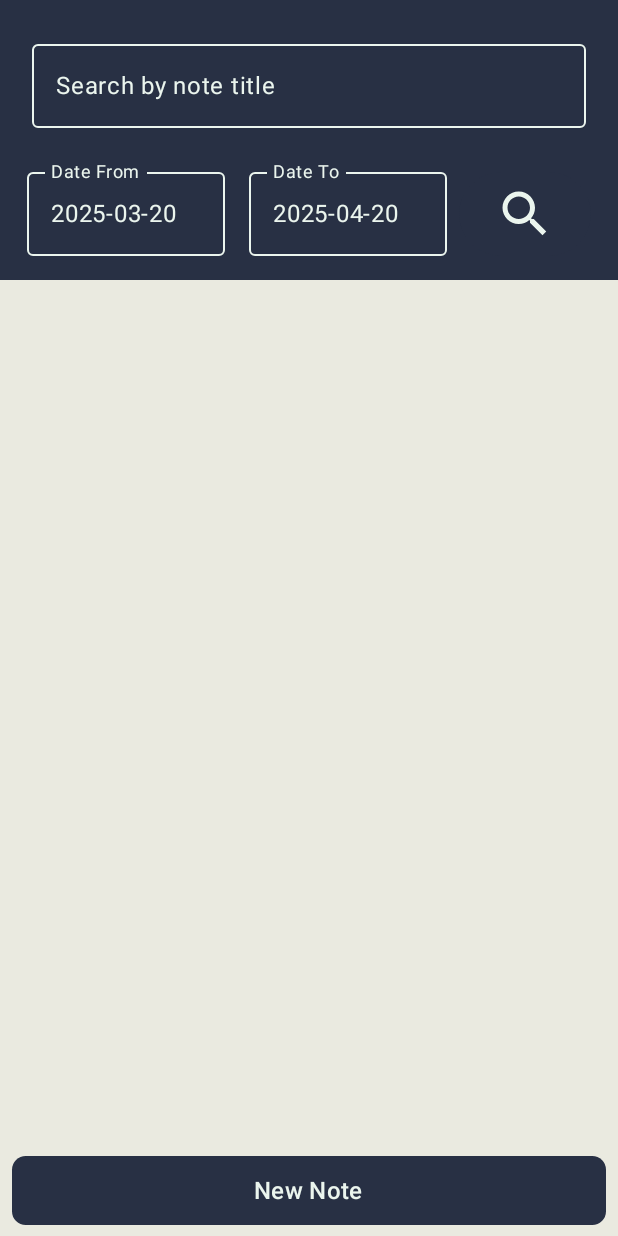
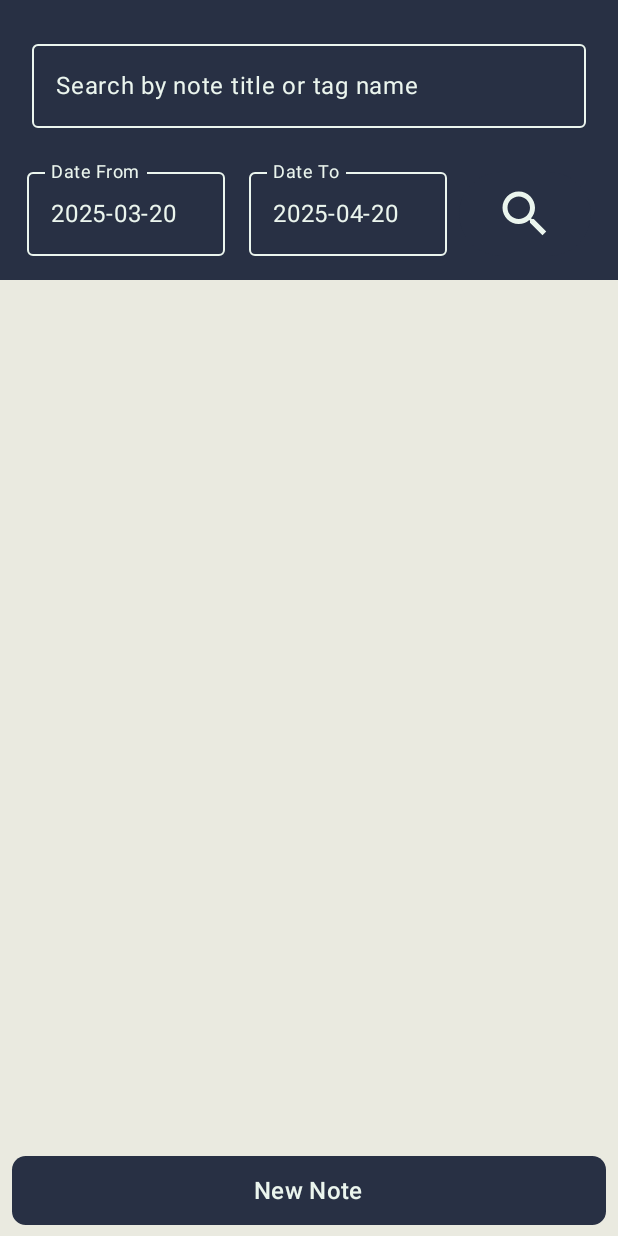
Before and after one commit to dhiman1987/MyNotesApp, an Android app built with Jetpack Compose: the screen it shows after launch (MainActivity), after a tap on "View your notes", on a phone screen of 412 x 824 dp. Run offline under Robolectric (Android 15) with nearby library versions, the phone set to English and light mode, and no system bars; our stand-ins replace Room's generated code; 4 statements that could not run were skipped.

Commit message:
Added Tag feature to notes

```diff
--- a/app/src/main/java/com/mynote/mynotes/db/NoteDao.kt
+++ b/app/src/main/java/com/mynote/mynotes/db/NoteDao.kt
@@ -31,22 +31,30 @@ interface NoteDao {
     @Query("SELECT * from notes WHERE UPPER(title) LIKE UPPER(:searchText) ORDER BY updatedOn DESC")
     fun getAllNotes(searchText: String): List<NoteEntity>
 
-    @Query("SELECT * from notes " +
-            "WHERE UPPER(title) LIKE UPPER(:searchText) " +
-            "AND UPDATEDON BETWEEN :fromDate AND :toDate " +
-            "ORDER BY updatedOn DESC")
+    @Query("""
+        SELECT Notes.id, Notes.title, Notes.content, Notes.updatedOn, Notes.strongEncryption
+        FROM Notes
+        LEFT JOIN NoteTagCrossRef ON Notes.id = NoteTagCrossRef.noteId
+        LEFT JOIN Tags ON NoteTagCrossRef.tagId = Tags.id
+        WHERE
+        (
+            UPPER(Notes.title) LIKE UPPER(:searchText)
+            OR UPPER(Tags.name) LIKE UPPER(:searchText)
+        )
+        AND Notes.updatedOn BETWEEN :fromDate AND :toDate
+        ORDER BY Notes.updatedOn DESC;
+    """)
     fun searchNotes(searchText: String, fromDate: Long, toDate: Long): List<NoteEntity>
 
-    @Query("SELECT * from notes " +
-            "WHERE UPDATEDON BETWEEN :fromDate AND :toDate " +
-            "ORDER BY updatedOn DESC")
+    @Query("""
+        SELECT * from notes
+        WHERE UPDATEDON BETWEEN :fromDate AND :toDate
+        ORDER BY updatedOn DESC
+    """)
     fun searchNotes(fromDate: Long, toDate: Long): List<NoteEntity>
 
     @Insert(onConflict = OnConflictStrategy.REPLACE)
     fun insertNoteTagCrossRef(noteTagCrossRef: NoteTagCrossRef)
-
-   // @Insert(onConflict = OnConflictStrategy.REPLACE)
-   // fun insertNoteTagCrossRef(noteTagMappings: List<NoteTagCrossRef>)
 
     @Query("DELETE FROM NoteTagCrossRef WHERE noteId = :noteId AND tagId IN (:tagIds)")
     fun deleteNoteTagCrossRef(noteId: String, tagIds: List<Long>)
@@ -57,15 +65,21 @@ interface NoteDao {
     @Query("SELECT * FROM tags WHERE name LIKE UPPER(:query) ORDER BY name")
     fun searchTags(query: String): List<TagEntity>
 
-    @Query("SELECT * FROM notes INNER JOIN NoteTagCrossRef ON " +
-            "notes.id = NoteTagCrossRef.noteId WHERE NoteTagCrossRef.tagId = :tagId")
+    @Query("""
+        SELECT * FROM notes INNER JOIN NoteTagCrossRef ON
+        notes.id = NoteTagCrossRef.noteId
+        WHERE NoteTagCrossRef.tagId = :tagId
+    """)
     fun getNotesByTag(tagId: Long): List<NoteEntity>
 
     @Query("SELECT * from tags WHERE name = :name")
     fun getTag(name: String): TagEntity?
 
-    @Query("SELECT * FROM tags INNER JOIN NoteTagCrossRef ON " +
-            "tags.id = NoteTagCrossRef.tagId WHERE NoteTagCrossRef.noteId = :noteId")
+    @Query("""
+            SELECT * FROM tags INNER JOIN NoteTagCrossRef ON
+            tags.id = NoteTagCrossRef.tagId
+            WHERE NoteTagCrossRef.noteId = :noteId
+    """)
     fun getTagsForNote(noteId: String): List<TagEntity>?
 
 }
--- a/app/src/main/java/com/mynote/mynotes/ui/note/editor/NoteEditorViewModel.kt
+++ b/app/src/main/java/com/mynote/mynotes/ui/note/editor/NoteEditorViewModel.kt
@@ -1,12 +1,10 @@
 package com.mynote.mynotes.ui.note.editor
 
-import android.content.Intent
 import android.util.Log
 import androidx.compose.runtime.getValue
 import androidx.compose.runtime.mutableStateListOf
 import androidx.compose.runtime.mutableStateOf
 import androidx.compose.runtime.setValue
-import androidx.compose.runtime.snapshots.SnapshotStateList
 import androidx.lifecycle.ViewModel
 import androidx.lifecycle.viewModelScope
 import com.mynote.mynotes.data.Tag
@@ -15,7 +13,6 @@ import com.mynote.mynotes.model.NoteModel
 import kotlinx.coroutines.Dispatchers
 import kotlinx.coroutines.flow.MutableStateFlow
 import kotlinx.coroutines.flow.StateFlow
-import kotlinx.coroutines.flow.filterNot
 import kotlinx.coroutines.launch
 import java.time.format.DateTimeFormatter
 
--- a/app/src/main/java/com/mynote/mynotes/ui/screens/NoteEditorScreen.kt
+++ b/app/src/main/java/com/mynote/mynotes/ui/screens/NoteEditorScreen.kt
@@ -101,7 +101,7 @@ fun ShowTagsSection(noteEditorViewModel:NoteEditorViewModel){
             OutlinedTextField(
                 value = tagInput,
                 onValueChange = { tagInput = it },
-                label = { Text("New Tag") },
+                label = { Text("New Tag - not encrypted") },
                 modifier = Modifier.weight(1f)
             )
             Spacer(modifier = Modifier.width(8.dp))
--- a/app/src/main/java/com/mynote/mynotes/ui/screens/NoteViewerScreen.kt
+++ b/app/src/main/java/com/mynote/mynotes/ui/screens/NoteViewerScreen.kt
@@ -2,9 +2,11 @@ package com.mynote.mynotes.ui.screens
 
 import android.annotation.SuppressLint
 import androidx.compose.foundation.layout.Column
+import androidx.compose.foundation.layout.Spacer
 import androidx.compose.foundation.layout.fillMaxHeight
 import androidx.compose.foundation.layout.fillMaxSize
 import androidx.compose.foundation.layout.fillMaxWidth
+import androidx.compose.foundation.layout.height
 import androidx.compose.foundation.layout.padding
 import androidx.compose.foundation.layout.size
 import androidx.compose.foundation.rememberScrollState
@@ -59,7 +61,20 @@ fun ShowViewer(
                     containerColor = MaterialTheme.colorScheme.primary,
                     titleContentColor = MaterialTheme.colorScheme.onPrimary,
                 ),
-                title = { Text(text = noteTitle) },
+                title = {
+                    Column(
+                        modifier = Modifier.padding(0.dp)
+                    ) {
+
+                    Text(text = noteTitle)
+                    Text(
+                        text = noteUpdatedOn,
+                        fontSize = 12.sp,
+                        modifier = modifier
+                            .fillMaxWidth()
+                            .padding(vertical = 12.dp, horizontal = 5.dp)
+                    )}
+                        },
                 actions = {
                     IconButton(onClick = {
                             showDialog = true
@@ -110,14 +125,7 @@ fun ShowViewer(
                     top = it.calculateTopPadding())
                 .fillMaxSize()
         ) {
-            Text(
-                text = noteUpdatedOn,
-                fontSize = 12.sp,
-                color = Color.Gray,
-                modifier = modifier
-                    .fillMaxWidth()
-                    .padding(vertical = 12.dp, horizontal = 5.dp)
-            )
+            Spacer(modifier = Modifier.height(10.dp))
             ShowTags(tags,
                 deleteEnabled = false,
                 backgroundColor = Color.Transparent,
@@ -142,7 +150,7 @@ fun NoteScreenViewerPreview(){
     tags.add(Tag(1L,"Journal"))
     tags.add(Tag(2L,"Office"))
     tags.add(Tag(3L,"Confidential"))
-    MyNotesTheme(darkTheme = true) {
+    MyNotesTheme(darkTheme = false) {
         ShowViewer(
             noteTitle = "This is a note",
             noteContent = """
--- a/app/src/main/java/com/mynote/mynotes/ui/screens/ViewNotesScreen.kt
+++ b/app/src/main/java/com/mynote/mynotes/ui/screens/ViewNotesScreen.kt
@@ -94,7 +94,7 @@ fun ViewNotesTopBar(onSearch: (String, LocalDate, LocalDate) -> Unit){
         OutlinedTextField(
             value = searchText,
             onValueChange = { searchText = it },
-            label = { Text("Search by note title") },
+            label = { Text("Search by note title or tag name") },
             colors = OutlinedTextFieldDefaults.colors(
                 unfocusedTextColor = MaterialTheme.colorScheme.onPrimary,
                 unfocusedLabelColor = MaterialTheme.colorScheme.onPrimary,
```
